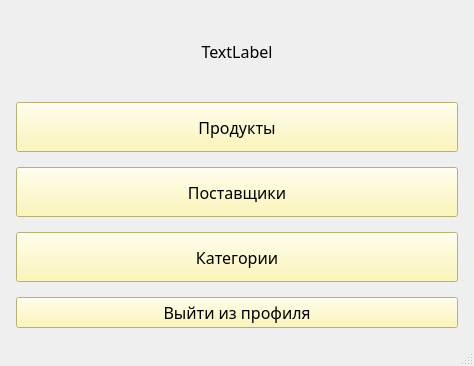
This is Screens/profile.ui in tebik44/Delivery_app as Qt 5 draws it before an edit. The edited form follows.
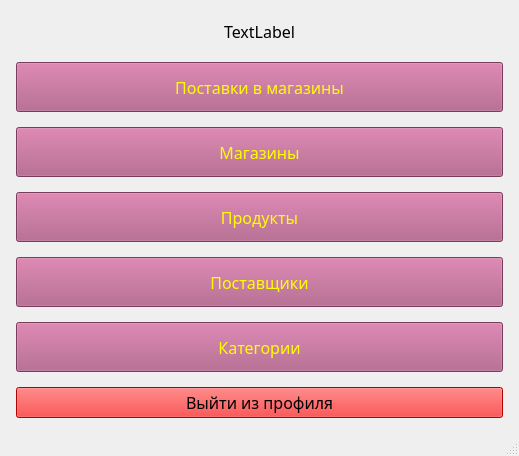
This is the edited form.

```diff
--- a/Screens/profile.ui
+++ b/Screens/profile.ui
@@ -6,8 +6,8 @@
    <rect>
     <x>0</x>
     <y>0</y>
-    <width>474</width>
-    <height>366</height>
+    <width>519</width>
+    <height>456</height>
    </rect>
   </property>
   <property name="windowTitle">
@@ -46,6 +46,53 @@
       </property>
      </widget>
     </item>
+    <item>
+     <widget class="QPushButton" name="pushButton_4">
+      <property name="minimumSize">
+       <size>
+        <width>0</width>
+        <height>50</height>
+       </size>
+      </property>
+      <property name="font">
+       <font>
+        <family>Candara</family>
+        <pointsize>12</pointsize>
+       </font>
+      </property>
+      <property name="styleSheet">
+       <string notr="true">color:rgb(255, 255, 0);
+background-color:rgb(170, 85, 127);
+</string>
+      </property>
+      <property name="text">
+       <string>Поставки в магазины</string>
+      </property>
+     </widget>
+    </item>
+    <item>
+     <widget class="QPushButton" name="pushButton_6">
+      <property name="minimumSize">
+       <size>
+        <width>0</width>
+        <height>50</height>
+       </size>
+      </property>
+      <property name="font">
+       <font>
+        <family>Candara</family>
+        <pointsize>12</pointsize>
+       </font>
+      </property>
+      <property name="styleSheet">
+       <string notr="true">color:rgb(255, 255, 0);
+background-color:rgb(170, 85, 127);</string>
+      </property>
+      <property name="text">
+       <string>Магазины</string>
+      </property>
+     </widget>
+    </item>
     <item>
      <widget class="QPushButton" name="pushButton">
       <property name="minimumSize">
@@ -61,8 +108,9 @@
        </font>
       </property>
       <property name="styleSheet">
-       <string notr="true">color:RGB(36, 50, 56);
-background-color:#fff6a5;</string>
+       <string notr="true">color:rgb(255, 255, 0);
+background-color:rgb(170, 85, 127);
+</string>
       </property>
       <property name="text">
        <string>Продукты</string>
@@ -84,9 +132,8 @@
        </font>
       </property>
       <property name="styleSheet">
-       <string notr="true">color:RGB(36, 50, 56);
-font-family: Candara;
-background-color:#fff6a5;</string>
+       <string notr="true">color:rgb(255, 255, 0);
+background-color:rgb(170, 85, 127);</string>
       </property>
       <property name="text">
        <string>Поставщики</string>
@@ -108,9 +155,8 @@
        </font>
       </property>
       <property name="styleSheet">
-       <string notr="true">color:RGB(36, 50, 56);
-font-family: Candara;
-background-color:#fff6a5;</string>
+       <string notr="true">color:rgb(255, 255, 0);
+background-color:rgb(170, 85, 127);</string>
       </property>
       <property name="text">
        <string>Категории</string>
@@ -128,7 +174,7 @@
       <property name="styleSheet">
        <string notr="true">color:RGB(36, 50, 56);
 font-family: Candara;
-background-color:#fff6a5;
+background-color:red;
 </string>
       </property>
       <property name="text">
```
Left out of the diff: 2 changed lines with no effect on the pictures.
